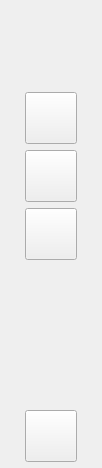
First picture: the form in src/UI/window/main/src/OMainMenu.ui, repository okstar-org/ok-msg-desktop, before the edit.
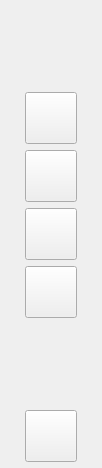
Second picture: the form after the edit. Icons and pictures are not drawn. Custom widgets are drawn as their Qt base class.

What changed in the file:
```diff
--- a/src/UI/window/main/src/OMainMenu.ui
+++ b/src/UI/window/main/src/OMainMenu.ui
@@ -227,6 +227,40 @@
         </property>
        </widget>
       </item>
+      <item alignment="Qt::AlignHCenter">
+       <widget class="ok::base::StyledIconButton" name="classroomBtn">
+        <property name="sizePolicy">
+         <sizepolicy hsizetype="Fixed" vsizetype="Preferred">
+          <horstretch>0</horstretch>
+          <verstretch>0</verstretch>
+         </sizepolicy>
+        </property>
+        <property name="minimumSize">
+         <size>
+          <width>52</width>
+          <height>52</height>
+         </size>
+        </property>
+        <property name="maximumSize">
+         <size>
+          <width>52</width>
+          <height>52</height>
+         </size>
+        </property>
+        <property name="text">
+         <string/>
+        </property>
+        <property name="iconSize">
+         <size>
+          <width>40</width>
+          <height>40</height>
+         </size>
+        </property>
+        <property name="checkable">
+         <bool>true</bool>
+        </property>
+       </widget>
+      </item>
       <item>
        <spacer name="verticalSpacer">
         <property name="orientation">
```
